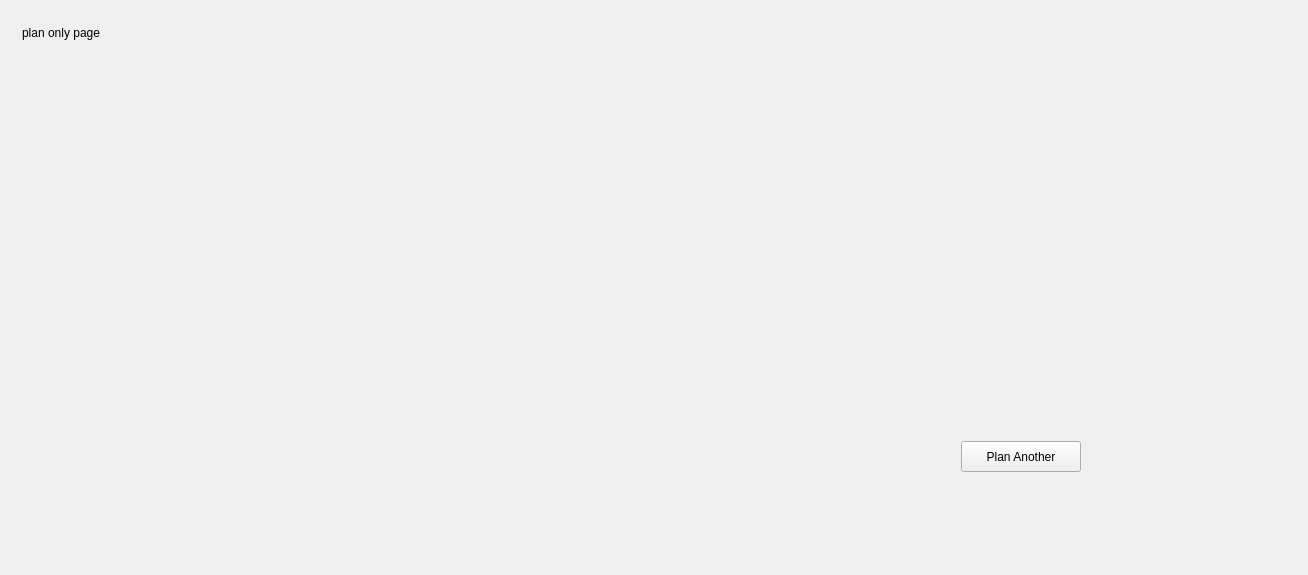
This is forms/planpage.ui in Erfan-TAV/CS-1D-Project-1 as Qt 5 draws it before an edit. The edited form follows.
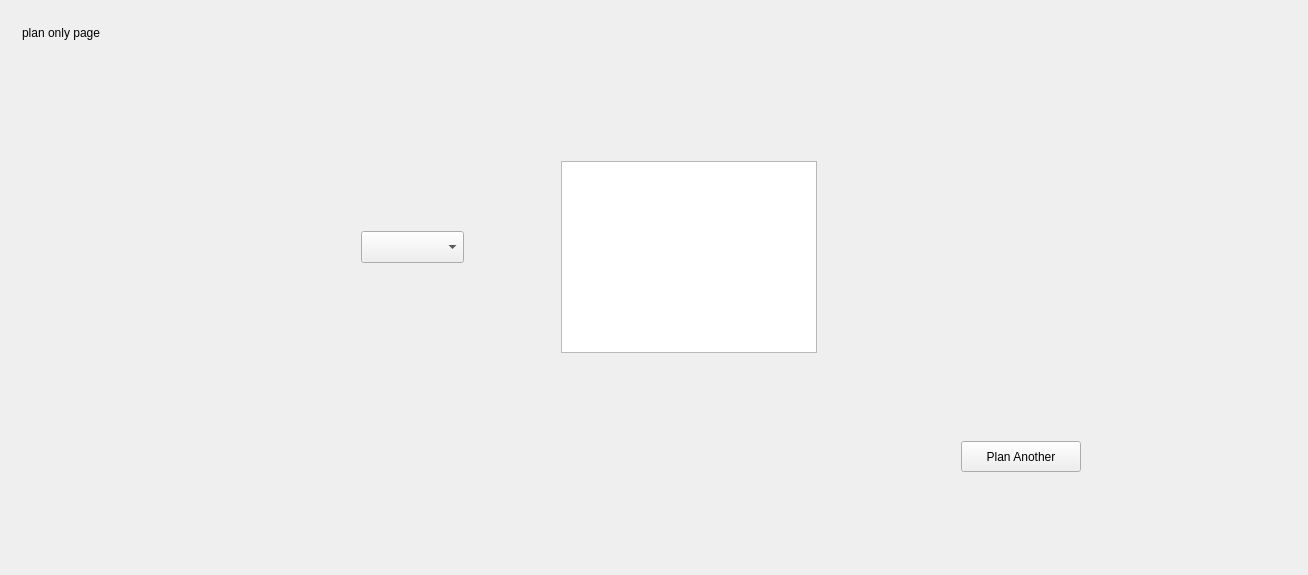
This is the edited form. The open tabs and pages were chosen to show the change.

Commit message: commented out issues in story 2 and 1 implementation in planpage.cpp

```diff
--- a/forms/planpage.ui
+++ b/forms/planpage.ui
@@ -291,6 +291,26 @@
         <string>Plan Another</string>
        </property>
       </widget>
+      <widget class="QComboBox" name="comboBox">
+       <property name="geometry">
+        <rect>
+         <x>350</x>
+         <y>220</y>
+         <width>103</width>
+         <height>32</height>
+        </rect>
+       </property>
+      </widget>
+      <widget class="QTableView" name="tableView">
+       <property name="geometry">
+        <rect>
+         <x>550</x>
+         <y>150</y>
+         <width>256</width>
+         <height>192</height>
+        </rect>
+       </property>
+      </widget>
      </widget>
      <widget class="QWidget" name="tripStop">
       <widget class="QPushButton" name="tripPlanStopNextButton">
```
Left out of the diff: 2 changed lines with no effect on the pictures. The commit also changes 2 other files.
